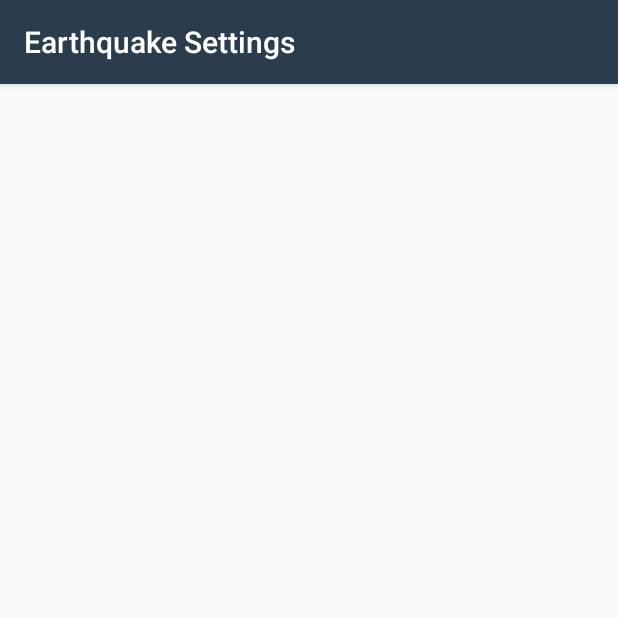
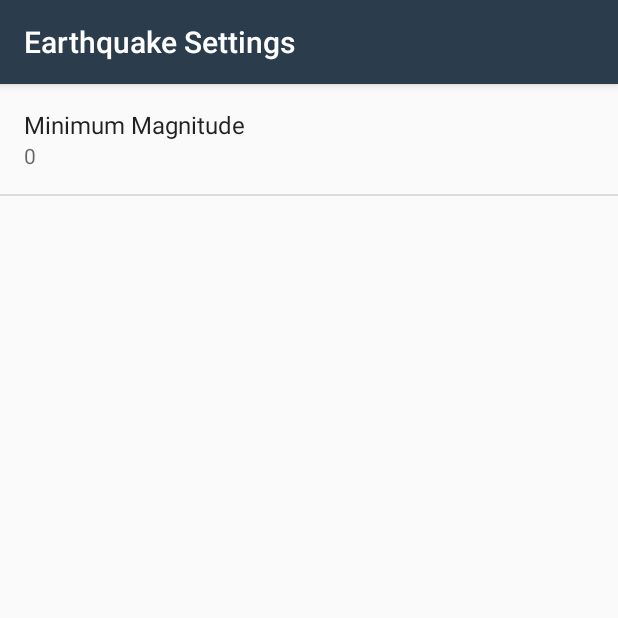
Before and after one commit to liwona/QuakeReportWithLoader, an Android app: the screen it shows after launch (SettingsActivity), in the options menu, after a tap on "Settings", on a phone screen of 412 x 824 dp, the top half of it. Run offline under Robolectric (Android 15) with nearby library versions, the phone set to English and light mode, and no system bars.

Commit message:
adding Preferences

```diff
--- a/app/src/main/java/com/example/android/quakereport/EarthquakeActivity.java
+++ b/app/src/main/java/com/example/android/quakereport/EarthquakeActivity.java
@@ -20,11 +20,13 @@ import android.app.LoaderManager.LoaderCallbacks;
 import android.content.Context;
 import android.content.Intent;
 import android.content.Loader;
+import android.content.SharedPreferences;
 import android.net.ConnectivityManager;
 import android.net.NetworkInfo;
 import android.net.Uri;
 import android.os.AsyncTask;
 import android.os.Bundle;
+import android.preference.PreferenceManager;
 import android.support.v7.app.AppCompatActivity;
 import android.util.Log;
 import android.view.Menu;
@@ -44,7 +46,7 @@ public class EarthquakeActivity extends AppCompatActivity implements LoaderCallb
 
     /** URL for earthquake data from the USGS dataset */
     private static final String USGS_REQUEST_URL =
-            "https://earthquake.usgs.gov/fdsnws/event/1/query?format=geojson&orderby=time&minmag=5&limit=10";
+            "http://earthquake.usgs.gov/fdsnws/event/1/query";
 
     /** Adapter for the list of earthquakes */
     private EarthquakeAdapter mAdapter;
@@ -168,10 +170,33 @@ public class EarthquakeActivity extends AppCompatActivity implements LoaderCallb
     }
 
     @Override
+    // onCreateLoader instantiates and returns a new Loader for the given ID
     public Loader<List<Earthquake>> onCreateLoader(int id, Bundle args) {
-        Log.v("In onCreareLoader","before returning list");
-        // Create a new loader for the given URL
-        return new EarthquakeLoader(this, USGS_REQUEST_URL);
+//        Log.v("In onCreareLoader","before returning list");
+//        // Create a new loader for the given URL
+//        return new EarthquakeLoader(this, USGS_REQUEST_URL);
+
+        SharedPreferences sharedPrefs = PreferenceManager.getDefaultSharedPreferences(this);
+
+        // getString retrieves a String value from the preferences. The second parameter is the default value for this preference.
+        String minMagnitude = sharedPrefs.getString(
+                getString(R.string.settings_min_magnitude_key),
+                getString(R.string.settings_min_magnitude_default));
+
+        // parse breaks apart the URI string that's passed into its parameter
+        Uri baseUri = Uri.parse(USGS_REQUEST_URL);
+
+        // buildUpon prepares the baseUri that we just parsed so we can add query parameters to it
+        Uri.Builder uriBuilder = baseUri.buildUpon();
+
+        // Append query parameter and its value. For example, the `format=geojson`
+        uriBuilder.appendQueryParameter("format", "geojson");
+        uriBuilder.appendQueryParameter("limit", "10");
+        uriBuilder.appendQueryParameter("minmag", minMagnitude);
+        uriBuilder.appendQueryParameter("orderby", "time");
+
+        // Return the completed uri `http://earthquake.usgs.gov/fdsnws/event/1/query?format=geojson&limit=10&minmag=minMagnitude&orderby=time
+        return new EarthquakeLoader(this, uriBuilder.toString());
     }
 
     @Override
--- a/app/src/main/java/com/example/android/quakereport/SettingsActivity.java
+++ b/app/src/main/java/com/example/android/quakereport/SettingsActivity.java
@@ -1,7 +1,10 @@
 package com.example.android.quakereport;
 
+import android.content.SharedPreferences;
 import android.os.Bundle;
+import android.preference.Preference;
 import android.preference.PreferenceFragment;
+import android.preference.PreferenceManager;
 import android.support.v7.app.AppCompatActivity;
 
 
@@ -12,8 +15,31 @@ public class SettingsActivity extends AppCompatActivity {
         setContentView(R.layout.settings_activity);
     }
 
-    public static class EarthquakePreferenceFragment extends PreferenceFragment {
+    public static class EarthquakePreferenceFragment extends PreferenceFragment implements
+            Preference.OnPreferenceChangeListener{
+        @Override
+        public void onCreate(Bundle savedInstanceState) {
+            super.onCreate(savedInstanceState);
+            addPreferencesFromResource(R.xml.settings_main);
 
+            Preference minMagnitude = findPreference(getString(R.string.settings_min_magnitude_key));
+            bindPreferenceSummaryToValue(minMagnitude);
+        }
+
+        private void bindPreferenceSummaryToValue(Preference preference) {
+            preference.setOnPreferenceChangeListener(this);
+            SharedPreferences preferences = PreferenceManager.getDefaultSharedPreferences(preference.getContext());
+            String preferenceString = preferences.getString(preference.getKey(), "");
+            onPreferenceChange(preference, preferenceString);
+        }
+
+        @Override
+        public boolean onPreferenceChange(Preference preference, Object value) {
+            // The code in this method takes care of updating the displayed preference summary after it has been changed
+            String stringValue = value.toString();
+            preference.setSummary(stringValue);
+            return false;
+        }
     }
 
 }
--- a/app/src/main/res/values/strings.xml
+++ b/app/src/main/res/values/strings.xml
@@ -26,6 +26,13 @@ if no specific kilometer distance from the primary location is given [CHAR LIMIT
     <!-- Error message when there is no internet connectivity [CHAR LIMIT=NONE] -->
     <string name="no_internet_connection">No internet connection.</string>
 
+    <!-- Settings Menu Item [CHAR LIMIT=NONE] -->
     <string name="settings_menu_item">Settings</string>
+    <!-- Settings Activity Title [CHAR LIMIT=NONE] -->
     <string name="settings_title">Earthquake Settings</string>
+
+    <!-- Strings For Minimum Magnitude Preference [CHAR LIMIT=30] -->
+    <string name="settings_min_magnitude_label">Minimum Magnitude</string>
+    <string name="settings_min_magnitude_key" translatable="false">min_magnitude</string>
+    <string name="settings_min_magnitude_default" translatable="false">0</string>
 </resources>
--- /dev/null
+++ b/app/src/main/res/xml/settings_main.xml
@@ -0,0 +1,13 @@
+<?xml version="1.0" encoding="utf-8"?>
+<PreferenceScreen
+    xmlns:android="http://schemas.android.com/apk/res/android"
+    android:title="@string/settings_title">
+
+    <EditTextPreference
+        android:defaultValue="@string/settings_min_magnitude_default"
+        android:inputType="numberDecimal"
+        android:key="@string/settings_min_magnitude_key"
+        android:selectAllOnFocus="true"
+        android:title="@string/settings_min_magnitude_label" />
+
+</PreferenceScreen>
```
